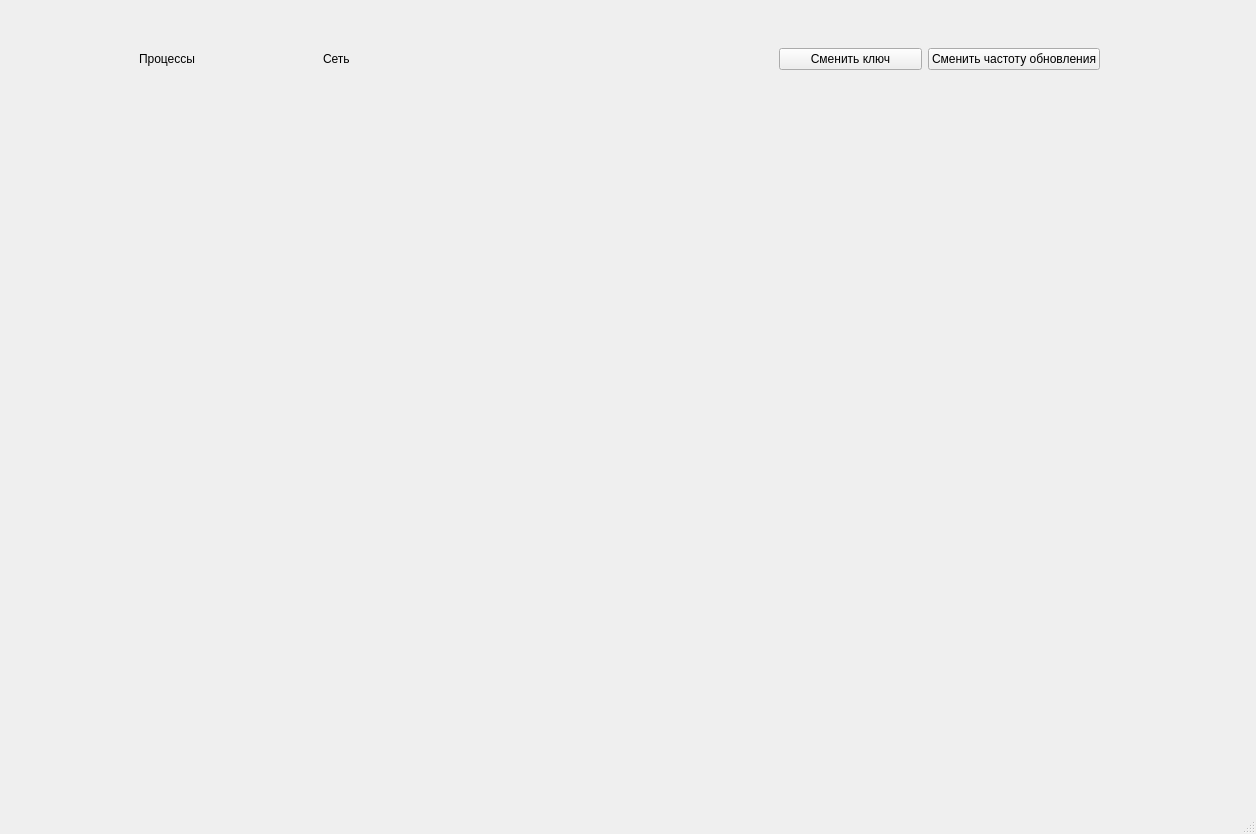
First picture: the form in mainwindow.ui, repository Dyehalla/TaskManager, before the edit.
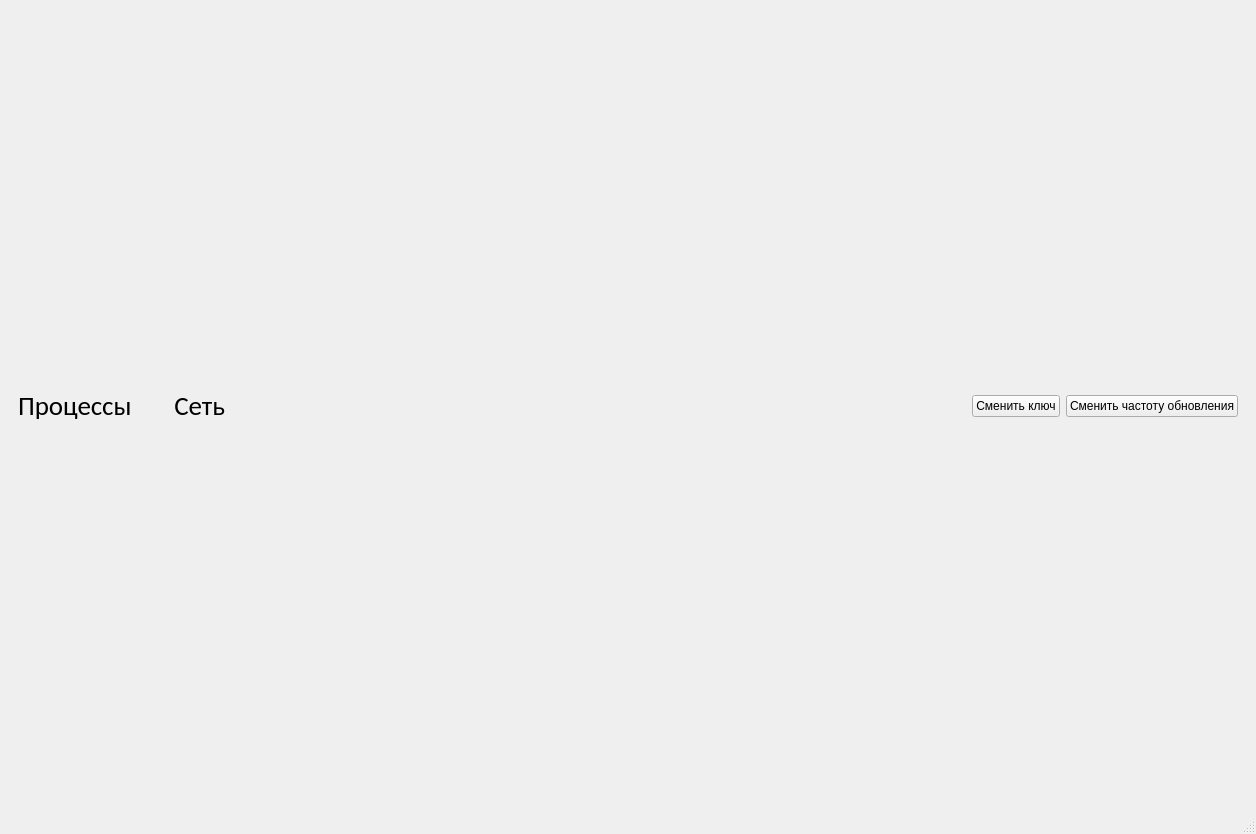
Second picture: the form after the edit.

Diff of the .ui file:
```diff
--- a/mainwindow.ui
+++ b/mainwindow.ui
@@ -23,41 +23,51 @@
         <height>100</height>
        </size>
       </property>
-      <widget class="QWidget" name="horizontalLayoutWidget">
-       <property name="geometry">
-        <rect>
-         <x>130</x>
-         <y>10</y>
-         <width>361</width>
-         <height>80</height>
-        </rect>
-       </property>
+      <layout class="QHBoxLayout" name="horizontalLayout_2">
+       <item>
        <layout class="QHBoxLayout" name="TableSwitchLayout">
         <item>
          <widget class="QLabel" name="label">
+           <property name="font">
+            <font>
+             <family>Calibri</family>
+             <pointsize>20</pointsize>
+            </font>
+           </property>
           <property name="text">
-           <string>Процессы</string>
+            <string>Процессы   </string>
           </property>
          </widget>
         </item>
         <item>
          <widget class="QLabel" name="label_2">
+           <property name="font">
+            <font>
+             <family>Calibri</family>
+             <pointsize>20</pointsize>
+            </font>
+           </property>
           <property name="text">
-           <string>Сеть</string>
+            <string>   Сеть</string>
           </property>
          </widget>
         </item>
        </layout>
-      </widget>
-      <widget class="QWidget" name="horizontalLayoutWidget_2">
-       <property name="geometry">
-        <rect>
-         <x>770</x>
-         <y>10</y>
-         <width>321</width>
-         <height>80</height>
-        </rect>
-       </property>
+       </item>
+       <item>
+        <spacer name="horizontalSpacer_3">
+         <property name="orientation">
+          <enum>Qt::Orientation::Horizontal</enum>
+         </property>
+         <property name="sizeHint" stdset="0">
+          <size>
+           <width>40</width>
+           <height>20</height>
+          </size>
+         </property>
+        </spacer>
+       </item>
+       <item>
        <layout class="QHBoxLayout" name="horizontalLayout">
         <item>
          <widget class="QPushButton" name="ChangeApiKey">
@@ -74,7 +84,8 @@
          </widget>
         </item>
        </layout>
-      </widget>
+       </item>
+      </layout>
      </widget>
     </item>
    </layout>
```
Lines whose indentation alone changed are shown as unchanged.
